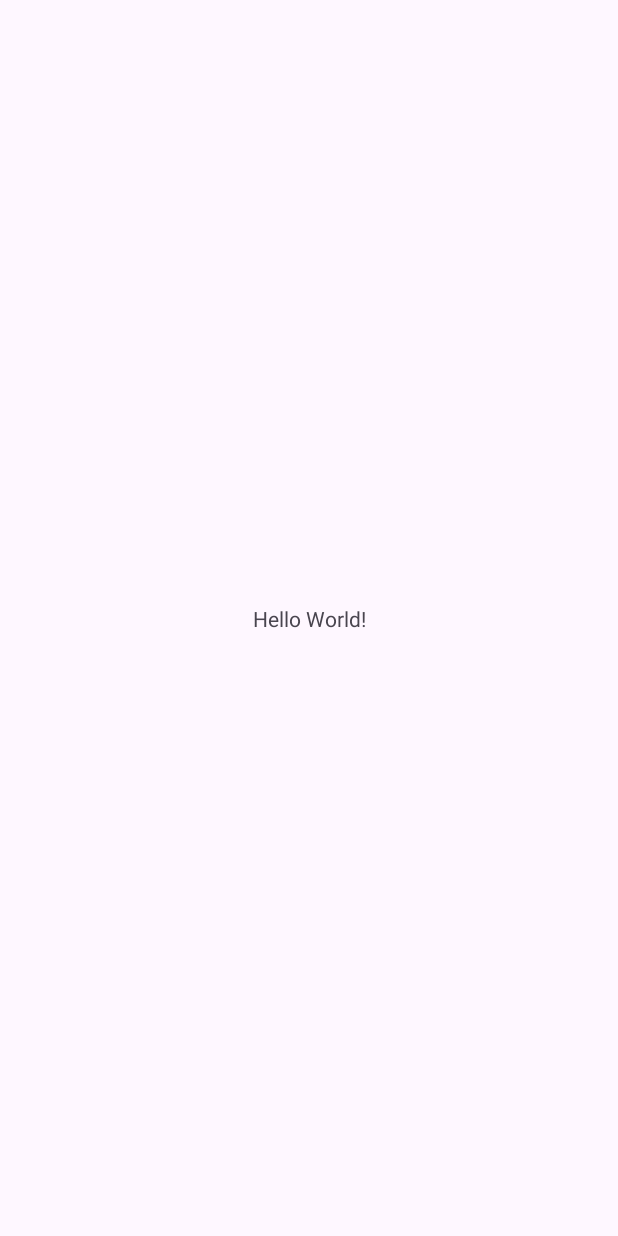
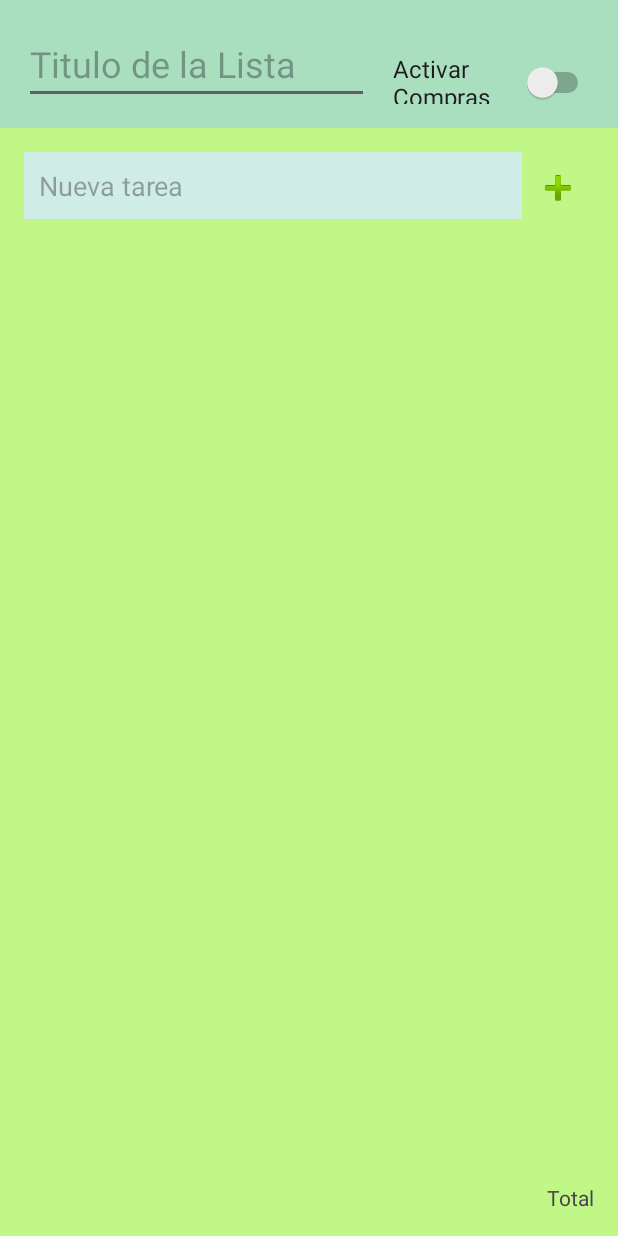
Before and after one commit to DiegoArroyo12/ToDoList, an Android app: the screen it shows after launch (MainActivity), on a phone screen of 412 x 824 dp. Before the commit the screen is almost empty. Run offline under Robolectric (Android 15) with nearby library versions, the phone set to English and light mode, and no system bars.

Commit message:
Se agregó Header y sus elementos, al igual que sección para agregar nuevas tareas y su respectivo botón.

```diff
--- a/app/src/main/res/layout/activity_main.xml
+++ b/app/src/main/res/layout/activity_main.xml
@@ -5,15 +5,88 @@
     android:id="@+id/main"
     android:layout_width="match_parent"
     android:layout_height="match_parent"
+    android:background="#FFC0F786"
     tools:context=".MainActivity">
 
+    <LinearLayout
+        android:id="@+id/header_layout"
+        android:layout_width="0dp"
+        android:layout_height="wrap_content"
+        android:orientation="horizontal"
+        android:background="#A9DFBF"
+        app:layout_constraintTop_toTopOf="parent"
+        app:layout_constraintStart_toStartOf="parent"
+        app:layout_constraintEnd_toEndOf="parent"
+        android:padding="16dp">
+
+        <EditText
+            android:id="@+id/title"
+            android:layout_width="230dp"
+            android:layout_height="wrap_content"
+            android:hint="Titulo de la Lista"
+            android:textSize="24sp"
+            android:textColor="#000000"
+            android:layout_marginEnd="16dp"/>
+
+        <Switch
+            android:id="@+id/switch_activate"
+            android:layout_width="wrap_content"
+            android:layout_height="wrap_content"
+            android:text="Activar Compras"
+            android:textSize="16sp"/>
+    </LinearLayout>
+
+    <LinearLayout
+        android:id="@+id/task_layout"
+        android:layout_width="0dp"
+        android:layout_height="wrap_content"
+        android:orientation="horizontal"
+        app:layout_constraintTop_toBottomOf="@id/header_layout"
+        app:layout_constraintStart_toStartOf="parent"
+        app:layout_constraintEnd_toEndOf="parent"
+        android:layout_marginTop="16dp"
+        android:layout_marginStart="16dp"
+        android:layout_marginEnd="16dp">
+
+        <EditText
+            android:id="@+id/editTextTask"
+            android:layout_width="0dp"
+            android:layout_height="wrap_content"
+            android:layout_weight="1"
+            android:maxLength="50"
+            android:hint="Nueva tarea"
+            android:background="#D0ECE7"
+            android:padding="10dp" />
+
+        <ImageButton
+            android:id="@+id/buttonAddTask"
+            android:layout_width="wrap_content"
+            android:layout_height="wrap_content"
+            android:src="@android:drawable/ic_input_add"
+            android:background="?attr/selectableItemBackgroundBorderless"
+            android:contentDescription="Añadir tarea"
+            android:layout_gravity="center_vertical"
+            android:padding="8dp" />
+    </LinearLayout>
+
+    <androidx.recyclerview.widget.RecyclerView
+        android:id="@+id/recyclerView"
+        android:layout_width="0dp"
+        android:layout_height="0dp"
+        app:layout_constraintBottom_toTopOf="@+id/totalTextView"
+        app:layout_constraintStart_toStartOf="parent"
+        app:layout_constraintEnd_toEndOf="parent"
+        android:layout_marginTop="16dp"
+        android:layout_marginStart="16dp"
+        android:layout_marginEnd="16dp" />
+
     <TextView
+        android:id="@+id/totalTextView"
         android:layout_width="wrap_content"
         android:layout_height="wrap_content"
-        android:text="Hello World!"
+        android:text="Total"
+        android:layout_margin="16dp"
         app:layout_constraintBottom_toBottomOf="parent"
-        app:layout_constraintEnd_toEndOf="parent"
-        app:layout_constraintStart_toStartOf="parent"
-        app:layout_constraintTop_toTopOf="parent" />
+        app:layout_constraintEnd_toEndOf="parent" />
 
 </androidx.constraintlayout.widget.ConstraintLayout>
```
